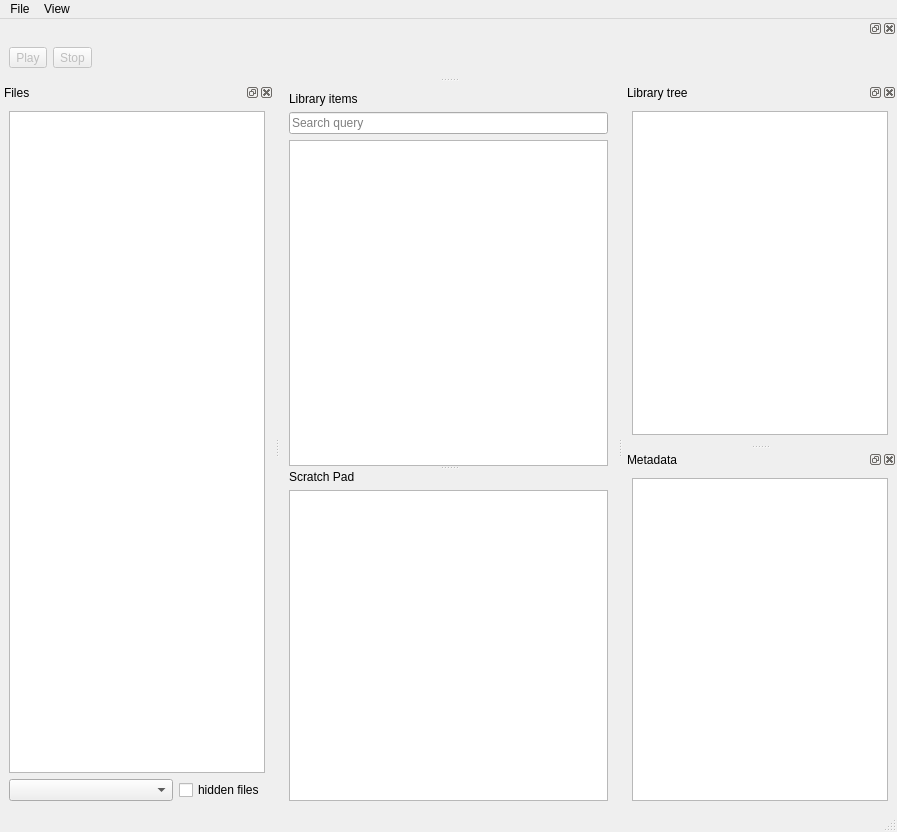
This is sample_drawer/gui/main_window.ui in Jajcus/sampledrawer as Qt 5 draws it before an edit. The edited form follows.
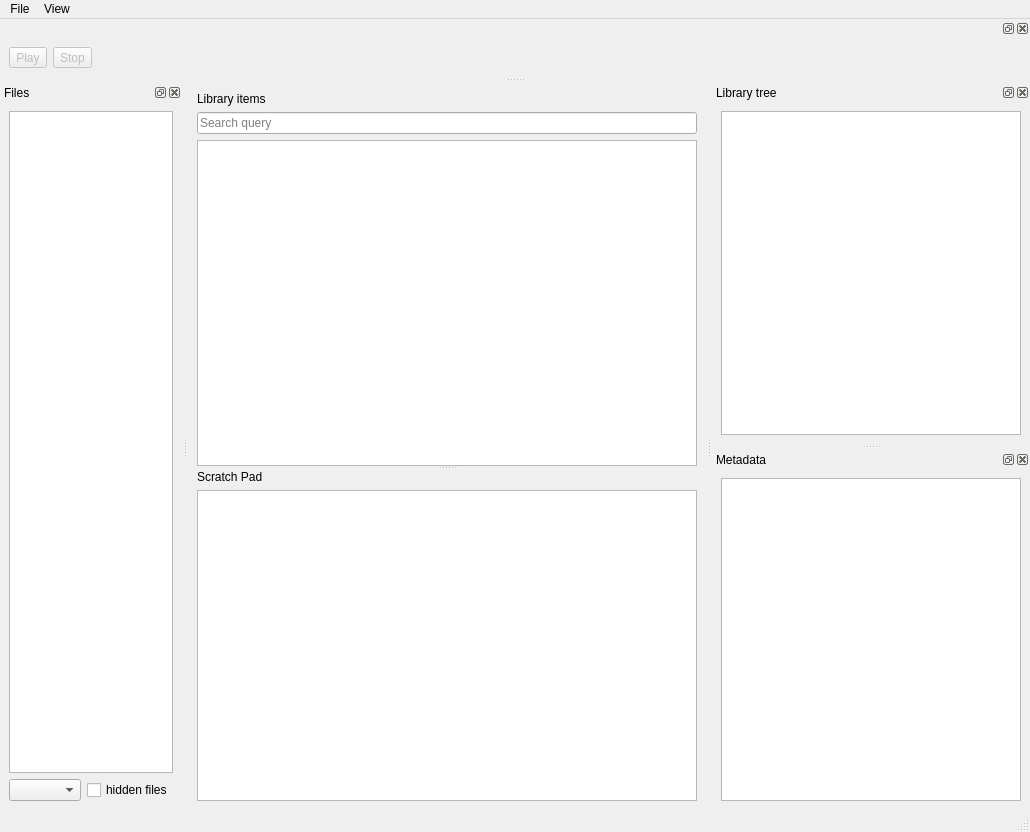
This is the edited form. Icons and pictures are not drawn. Custom widgets are drawn as their Qt base class.

Commit message:
main window layout improvements
When central widgets (library items and scratchpad) are hidden side ones
will take the space.

Patch:
```diff
--- a/sample_drawer/gui/main_window.ui
+++ b/sample_drawer/gui/main_window.ui
@@ -20,6 +20,12 @@
    <string>MainWindow</string>
   </property>
   <widget class="QWidget" name="centralwidget">
+   <property name="sizePolicy">
+    <sizepolicy hsizetype="Maximum" vsizetype="Preferred">
+     <horstretch>0</horstretch>
+     <verstretch>0</verstretch>
+    </sizepolicy>
+   </property>
    <layout class="QHBoxLayout" name="horizontalLayout_3">
     <item>
      <widget class="QSplitter" name="splitter">
@@ -46,7 +52,14 @@
          </widget>
         </item>
         <item>
-         <widget class="QTreeView" name="lib_items"/>
+         <widget class="QTreeView" name="lib_items">
+          <property name="minimumSize">
+           <size>
+            <width>500</width>
+            <height>0</height>
+           </size>
+          </property>
+         </widget>
         </item>
        </layout>
       </widget>
@@ -60,7 +73,14 @@
          </widget>
         </item>
         <item>
-         <widget class="QTreeView" name="scratchpad_items"/>
+         <widget class="QTreeView" name="scratchpad_items">
+          <property name="minimumSize">
+           <size>
+            <width>500</width>
+            <height>0</height>
+           </size>
+          </property>
+         </widget>
         </item>
        </layout>
       </widget>
@@ -195,6 +215,12 @@
     <layout class="QVBoxLayout" name="verticalLayout_2">
      <item>
       <widget class="QTreeView" name="lib_tree">
+       <property name="minimumSize">
+        <size>
+         <width>300</width>
+         <height>0</height>
+        </size>
+       </property>
        <property name="whatsThis">
         <string>Tags in the library, availabe for item filtering</string>
        </property>
@@ -213,7 +239,14 @@
    <widget class="QWidget" name="dockWidgetContents_4">
     <layout class="QVBoxLayout" name="verticalLayout_3">
      <item>
-      <widget class="QTreeView" name="metadata_view"/>
+      <widget class="QTreeView" name="metadata_view">
+       <property name="minimumSize">
+        <size>
+         <width>300</width>
+         <height>0</height>
+        </size>
+       </property>
+      </widget>
      </item>
     </layout>
    </widget>
```
